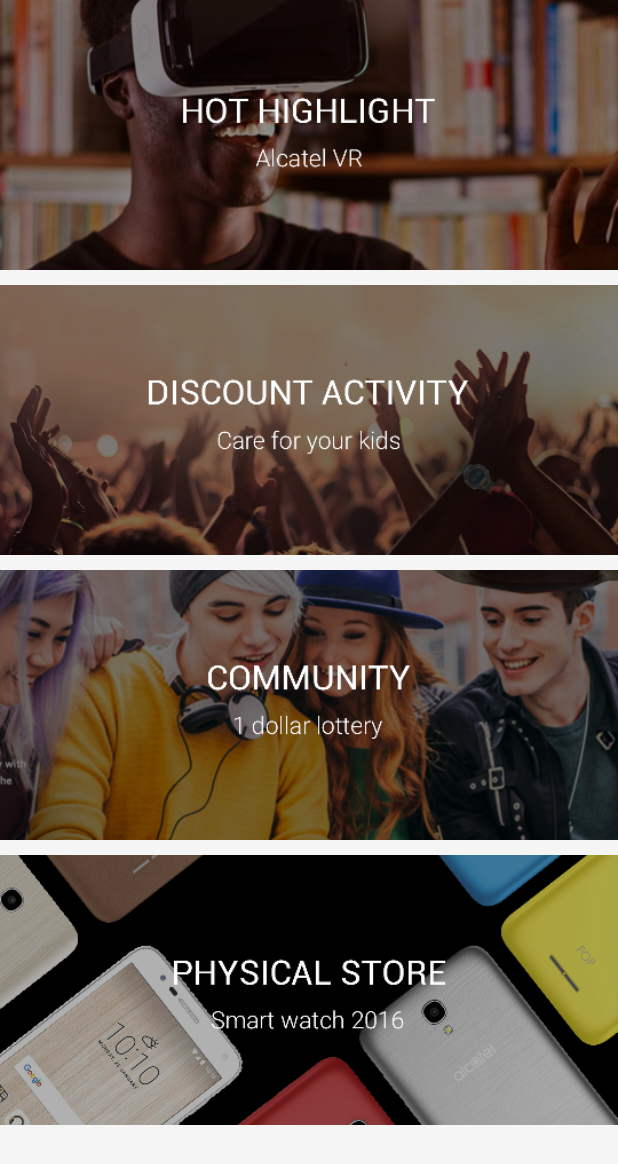
After one commit to WPolly/OneShop, an Android app: the fragment DiscoveryFragment shown on its own in the app's theme, on a phone screen of 412 x 824 dp. The commit adds this screen. Shown: the top 1164 px of the screen. Run offline under Robolectric (Android 15) with nearby library versions, the phone set to English and light mode, and no system bars; 1 statement that could not run was skipped.

Commit message:
create discovery fragment with test imgs.

```diff
--- a/app/build.gradle
+++ b/app/build.gradle
@@ -20,10 +20,11 @@
 }
 
 dependencies {
-    compile fileTree(dir: 'libs', include: ['*.jar'])
+    compile fileTree(include: ['*.jar'], dir: 'libs')
     androidTestCompile('com.android.support.test.espresso:espresso-core:2.2.2', {
         exclude group: 'com.android.support', module: 'support-annotations'
     })
     compile 'com.android.support:appcompat-v7:25.0.0'
     testCompile 'junit:junit:4.12'
+    compile 'com.android.support:recyclerview-v7:25.0.0'
 }
--- /dev/null
+++ b/app/src/main/java/com/tcl/lishanwang/oneshop/adapter/DiscoveryAdapter.java
@@ -0,0 +1,43 @@
+package com.tcl.lishanwang.oneshop.adapter;
+
+import android.support.v7.widget.RecyclerView;
+import android.view.LayoutInflater;
+import android.view.View;
+import android.view.ViewGroup;
+import android.widget.Toast;
+
+import com.tcl.lishanwang.oneshop.R;
+import com.tcl.lishanwang.oneshop.holder.DiscoveryViewHolder;
+
+/**
+ * Created by xiaoshan on 2016/11/6.
+ * 19:13
+ */
+
+public class DiscoveryAdapter extends RecyclerView.Adapter<DiscoveryViewHolder> {
+
+    private int[] imgIds =
+            {R.mipmap.discovery_hot_topic, R.mipmap.discovery_hot_activity, R.mipmap.discovery_sweepstakes, R.mipmap.discovery_physical_store};
+
+    @Override
+    public DiscoveryViewHolder onCreateViewHolder(ViewGroup parent, int viewType) {
+        View itemView = LayoutInflater.from(parent.getContext()).inflate(R.layout.item_discovery, parent, false);
+        return new DiscoveryViewHolder(itemView);
+    }
+
+    @Override
+    public void onBindViewHolder(final DiscoveryViewHolder holder, int position) {
+        holder.ivItemDiscovery.setImageResource(imgIds[position]);
+        holder.ivItemDiscovery.setOnClickListener(new View.OnClickListener() {
+            @Override
+            public void onClick(View view) {
+                Toast.makeText(view.getContext(), "img:" + holder.getAdapterPosition(), Toast.LENGTH_SHORT).show();
+            }
+        });
+    }
+
+    @Override
+    public int getItemCount() {
+        return imgIds.length;
+    }
+}
--- a/app/src/main/java/com/tcl/lishanwang/oneshop/adapter/MainContentViewPagerAdapter.java
+++ b/app/src/main/java/com/tcl/lishanwang/oneshop/adapter/MainContentViewPagerAdapter.java
@@ -4,6 +4,7 @@
 import android.support.v4.app.FragmentManager;
 import android.support.v4.app.FragmentPagerAdapter;
 
+import com.tcl.lishanwang.oneshop.fragment.DiscoveryFragment;
 import com.tcl.lishanwang.oneshop.fragment.HomeFragment;
 import com.tcl.lishanwang.oneshop.fragment.ServiceFragment;
 
@@ -25,6 +26,8 @@
                 break;
             case 1:
                 break;
+            case 2:
+                return new DiscoveryFragment();
             case 3:
                 return new ServiceFragment();
         }
--- /dev/null
+++ b/app/src/main/java/com/tcl/lishanwang/oneshop/fragment/DiscoveryFragment.java
@@ -0,0 +1,59 @@
+package com.tcl.lishanwang.oneshop.fragment;
+
+import android.os.Bundle;
+import android.support.annotation.Nullable;
+import android.support.v4.app.Fragment;
+import android.support.v4.widget.SwipeRefreshLayout;
+import android.support.v7.widget.LinearLayoutManager;
+import android.support.v7.widget.RecyclerView;
+import android.view.LayoutInflater;
+import android.view.View;
+import android.view.ViewGroup;
+
+import com.tcl.lishanwang.oneshop.R;
+import com.tcl.lishanwang.oneshop.adapter.DiscoveryAdapter;
+import com.tcl.lishanwang.oneshop.utils.UIUtils;
+
+/**
+ * Created by lishan on 2016/11/6.
+ * 18:50
+ */
+
+public class DiscoveryFragment extends Fragment {
+
+    private SwipeRefreshLayout mSrDiscovery;
+    private RecyclerView mRvDiscovery;
+
+    @Override
+    public void onCreate(@Nullable Bundle savedInstanceState) {
+        super.onCreate(savedInstanceState);
+    }
+
+    @Nullable
+    @Override
+    public View onCreateView(LayoutInflater inflater, @Nullable ViewGroup container, @Nullable Bundle savedInstanceState) {
+        View rootView = inflater.inflate(R.layout.fragment_discovery, container, false);
+        mSrDiscovery = (SwipeRefreshLayout) rootView.findViewById(R.id.sr_discovery);
+        mRvDiscovery = (RecyclerView) rootView.findViewById(R.id.rv_discovery);
+        return rootView;
+    }
+
+    @Override
+    public void onActivityCreated(@Nullable Bundle savedInstanceState) {
+        super.onActivityCreated(savedInstanceState);
+        mRvDiscovery.setAdapter(new DiscoveryAdapter());
+        mRvDiscovery.setLayoutManager(new LinearLayoutManager(getContext(), LinearLayoutManager.VERTICAL, false));
+        mSrDiscovery.setOnRefreshListener(new SwipeRefreshLayout.OnRefreshListener() {
+            @Override
+            public void onRefresh() {
+                UIUtils.postTaskDelay(new Runnable() {
+                    @Override
+                    public void run() {
+                        mSrDiscovery.setRefreshing(false);
+                    }
+                }, 2000);
+            }
+        });
+        mSrDiscovery.setProgressViewEndTarget(true, UIUtils.dip2Px(100));
+    }
+}
--- /dev/null
+++ b/app/src/main/java/com/tcl/lishanwang/oneshop/holder/DiscoveryViewHolder.java
@@ -0,0 +1,22 @@
+package com.tcl.lishanwang.oneshop.holder;
+
+import android.support.v7.widget.RecyclerView;
+import android.view.View;
+import android.widget.ImageView;
+
+import com.tcl.lishanwang.oneshop.R;
+
+/**
+ * Created by xiaoshan on 2016/11/6.
+ * 19:07
+ */
+
+public class DiscoveryViewHolder extends RecyclerView.ViewHolder {
+
+    public ImageView ivItemDiscovery;
+
+    public DiscoveryViewHolder(View itemView) {
+        super(itemView);
+        ivItemDiscovery = (ImageView) itemView.findViewById(R.id.iv_item_discovery);
+    }
+}
--- /dev/null
+++ b/app/src/main/res/layout/fragment_discovery.xml
@@ -0,0 +1,13 @@
+<?xml version="1.0" encoding="utf-8"?>
+<android.support.v4.widget.SwipeRefreshLayout
+    xmlns:android="http://schemas.android.com/apk/res/android"
+    android:id="@+id/sr_discovery"
+    android:layout_width="match_parent"
+    android:layout_height="wrap_content">
+
+    <android.support.v7.widget.RecyclerView
+        android:id="@+id/rv_discovery"
+        android:layout_width="match_parent"
+        android:layout_height="wrap_content"/>
+
+</android.support.v4.widget.SwipeRefreshLayout>
--- /dev/null
+++ b/app/src/main/res/layout/item_discovery.xml
@@ -0,0 +1,7 @@
+<?xml version="1.0" encoding="utf-8"?>
+<ImageView android:id="@+id/iv_item_discovery"
+           xmlns:android="http://schemas.android.com/apk/res/android"
+           android:layout_width="match_parent"
+           android:layout_height="wrap_content"
+           android:layout_marginBottom="10dp"
+           android:scaleType="centerCrop"/>
```
Also changed, not shown: app/src/main/res/mipmap-xxhdpi/discovery_hot_activity.png (added), app/src/main/res/mipmap-xxhdpi/discovery_hot_topic.png (added), app/src/main/res/mipmap-xxhdpi/discovery_physical_store.png (added), app/src/main/res/mipmap-xxhdpi/discovery_sweepstakes.png (added).
